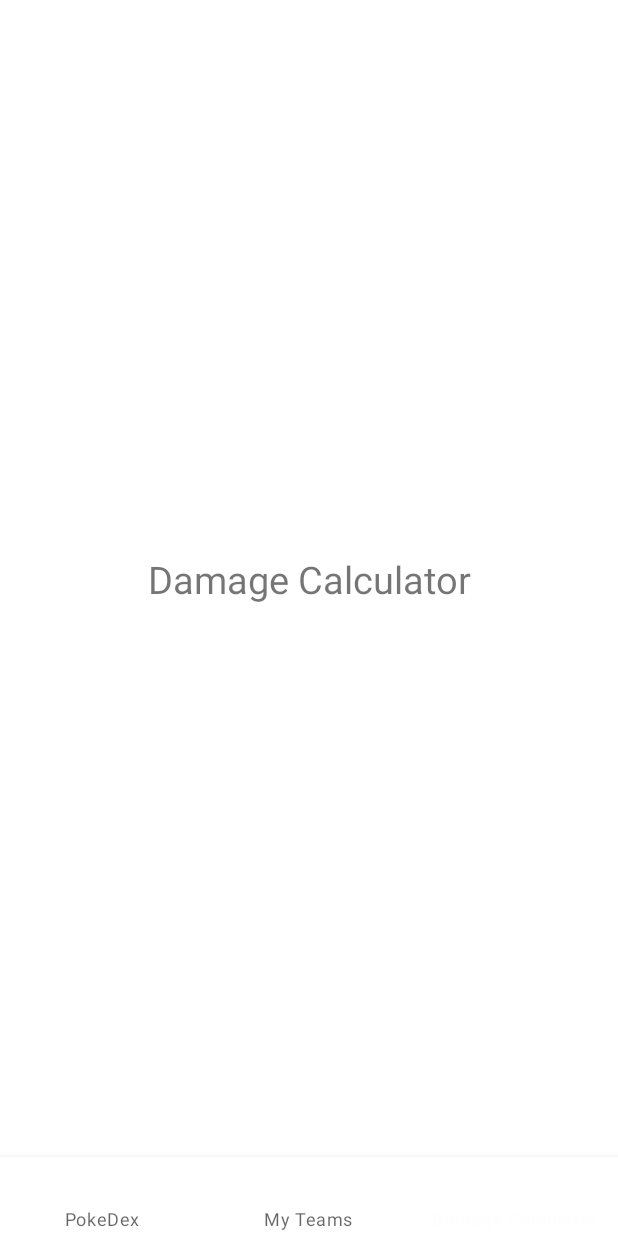
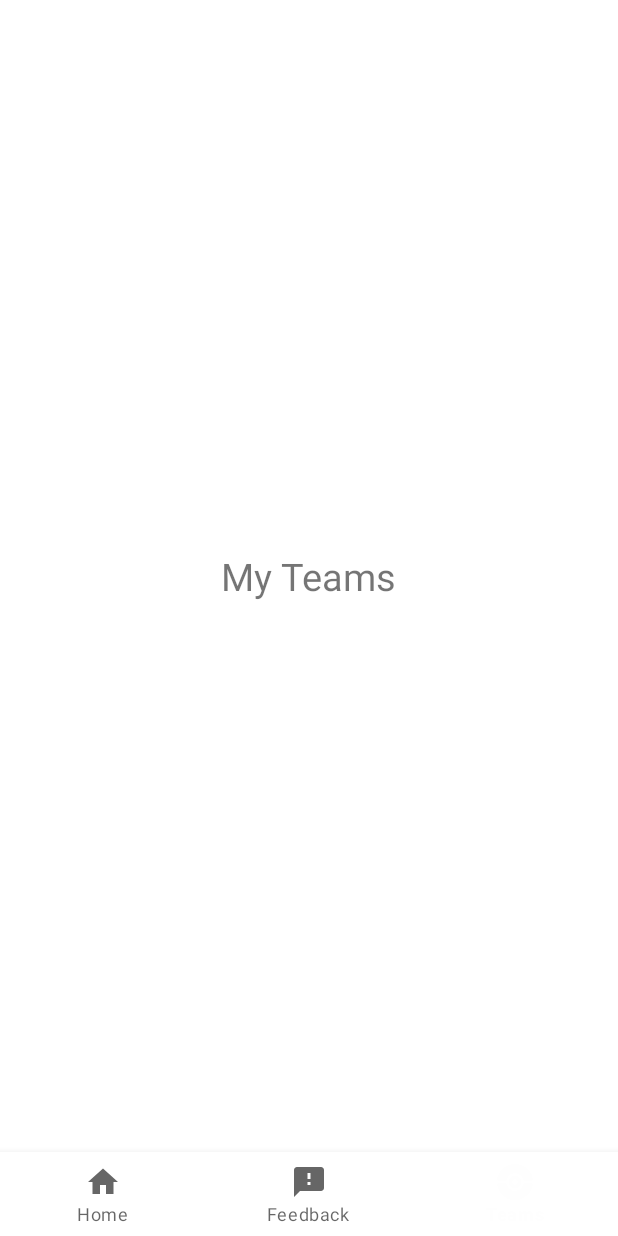
Before and after one commit to liang799/Pokemon-Teams-Java, an Android app: the screen it shows after launch (MainActivity), item 3 of the bottom bar chosen, on a phone screen of 412 x 824 dp. Run offline under Robolectric (Android 15) with nearby library versions, the phone set to English and light mode, and no system bars; our stand-ins replace navigation-ui.

Commit message:
Bottom navigation bar works

```diff
--- a/app/build.gradle
+++ b/app/build.gradle
@@ -31,6 +31,8 @@ dependencies {
 
     implementation 'androidx.appcompat:appcompat:1.4.1'
     implementation 'com.google.android.material:material:1.5.0'
+    implementation 'androidx.navigation:navigation-fragment:2.4.1'
+    implementation 'androidx.navigation:navigation-ui:2.4.1'
     testImplementation 'junit:junit:4.13.2'
     androidTestImplementation 'androidx.test.ext:junit:1.1.3'
     androidTestImplementation 'androidx.test.espresso:espresso-core:3.4.0'
--- a/app/src/main/java/com/sp/poketeams/MainActivity.java
+++ b/app/src/main/java/com/sp/poketeams/MainActivity.java
@@ -1,47 +1,51 @@
 package com.sp.poketeams;
+
+import static androidx.navigation.ui.NavigationUI.setupActionBarWithNavController;
 
 import android.os.Bundle;
 import android.view.MenuItem;
 
-import androidx.annotation.NonNull;
 import androidx.appcompat.app.AppCompatActivity;
-import androidx.fragment.app.Fragment;
+import androidx.appcompat.widget.Toolbar;
+import androidx.navigation.NavController;
+import androidx.navigation.Navigation;
+import androidx.navigation.ui.AppBarConfiguration;
+import androidx.navigation.ui.NavigationUI;
 
 import com.google.android.material.bottomnavigation.BottomNavigationView;
 
 public class MainActivity extends AppCompatActivity {
+    private AppBarConfiguration appBarConfiguration;
 
     @Override
     protected void onCreate(Bundle savedInstanceState) {
         super.onCreate(savedInstanceState);
         setContentView(R.layout.activity_main);
 
-        BottomNavigationView bottomNav = findViewById(R.id.botttom_navigation);
-        bottomNav.setOnNavigationItemSelectedListener(navlistener);
+        /* ---- Binding Views ---- */
+        Toolbar toolbar = findViewById(R.id.toolbar);
+        BottomNavigationView bottomNavigationView = findViewById(R.id.bottomNavigationView);
+        NavController navController = Navigation.findNavController(this, R.id.fragment_container);
 
-        getSupportFragmentManager().beginTransaction().replace(R.id.fragment_container,new PokedexFragment()).commit();
+        /* ---- Navigation using NavGraph ---- */
+        appBarConfiguration =
+                new AppBarConfiguration.Builder(navController.getGraph()).build();
+        setSupportActionBar(toolbar);
+        setupActionBarWithNavController(this, navController, appBarConfiguration);
+        NavigationUI.setupWithNavController(bottomNavigationView, navController);
     }
 
-    private BottomNavigationView.OnNavigationItemSelectedListener navlistener =
-            new BottomNavigationView.OnNavigationItemSelectedListener() {
-                @Override
-                public boolean onNavigationItemSelected(@NonNull MenuItem item) {
-                    Fragment selectedFragment = null;
+    @Override
+    public boolean onSupportNavigateUp() {
+        NavController navController = Navigation.findNavController(this, R.id.fragment_container);
+        return NavigationUI.navigateUp(navController, appBarConfiguration)
+                || super.onSupportNavigateUp();
+    }
 
-                    switch (item.getItemId()){
-                        case R.id.nav_Pokedex:
-                            selectedFragment = new PokedexFragment();
-                            break;
-                        case R.id.nav_MyTeam:
-                            selectedFragment = new MyTeamFragment();
-                            break;
-                        case R.id.nav_DamageCalc:
-                            selectedFragment = new DamageCalcFragment();
-                            break;
-                    }
-                    getSupportFragmentManager().beginTransaction().replace(R.id.fragment_container,selectedFragment).commit();
-
-                    return true;
-                }
-            };
+    @Override
+    public boolean onOptionsItemSelected(MenuItem item) {
+        NavController navController = Navigation.findNavController(this, R.id.fragment_container);
+        return NavigationUI.onNavDestinationSelected(item, navController)
+                || super.onOptionsItemSelected(item);
+    }
 }
--- /dev/null
+++ b/app/src/main/res/drawable/ic_baseline_feedback_24.xml
@@ -0,0 +1,10 @@
+<vector xmlns:android="http://schemas.android.com/apk/res/android"
+    android:width="24dp"
+    android:height="24dp"
+    android:viewportWidth="24"
+    android:viewportHeight="24"
+    android:tint="?attr/colorControlNormal">
+  <path
+      android:fillColor="@android:color/white"
+      android:pathData="M20,2L4,2c-1.1,0 -1.99,0.9 -1.99,2L2,22l4,-4h14c1.1,0 2,-0.9 2,-2L22,4c0,-1.1 -0.9,-2 -2,-2zM13,14h-2v-2h2v2zM13,10h-2L11,6h2v4z"/>
+</vector>
--- /dev/null
+++ b/app/src/main/res/drawable/ic_baseline_home_24.xml
@@ -0,0 +1,10 @@
+<vector xmlns:android="http://schemas.android.com/apk/res/android"
+    android:width="24dp"
+    android:height="24dp"
+    android:viewportWidth="24"
+    android:viewportHeight="24"
+    android:tint="?attr/colorControlNormal">
+  <path
+      android:fillColor="@android:color/white"
+      android:pathData="M10,20v-6h4v6h5v-8h3L12,3 2,12h3v8z"/>
+</vector>
--- /dev/null
+++ b/app/src/main/res/drawable/ic_pokeball.xml
@@ -0,0 +1,15 @@
+<vector xmlns:android="http://schemas.android.com/apk/res/android"
+    android:width="24dp"
+    android:height="24.075dp"
+    android:viewportWidth="24"
+    android:viewportHeight="24.075">
+  <path
+      android:fillColor="#FF000000"
+      android:pathData="M11.048,0.059a12.07,12.07 0,0 0,-7.324 3.19,10.753 10.753,0 0,0 -1.815,2.111 11.356,11.356 0,0 0,-1.874 5.2L0,11.072h6.307l0.071,-0.363a5.659,5.659 0,0 1,4.944 -4.54,5.852 5.852,0 0,1 4.516,1.413 5.506,5.506 0,0 1,1.731 2.971l0.1,0.49 3.165,0.017c2.737,0.012 3.159,0 3.159,-0.069 0,-0.046 -0.042,-0.392 -0.089,-0.767a11.67,11.67 0,0 0,-6.723 -9.046,12.4 12.4,0 0,0 -2.933,-0.946 18.586,18.586 0,0 0,-2.392 -0.231C11.774,0.007 11.411,0.03 11.048,0.059Z"/>
+  <path
+      android:fillColor="#FF000000"
+      android:pathData="M11.411,7.803a4.4,4.4 0,0 0,-3.571 3.173,5.538 5.538,0 0,0 0,2.135 4.349,4.349 0,0 0,2.261 2.769,3.7 3.7,0 0,0 1.932,0.427 3,3 0,0 0,1.24 -0.179,4.028 4.028,0 0,0 1.759,-1.108 3.269,3.269 0,0 0,0.767 -1.044,3.6 3.6,0 0,0 0.427,-2.106 3.619,3.619 0,0 0,-0.762 -2.307A4.323,4.323 0,0 0,11.411 7.803ZM12.496,10.261a1.926,1.926 0,0 1,1.327 1.448,1.878 1.878,0 0,1 -1.027,2.019 1.446,1.446 0,0 1,-0.819 0.161,1.418 1.418,0 0,1 -0.75,-0.138 1.816,1.816 0,0 1,-0.865 -0.819,1.826 1.826,0 0,1 0.248,-2.111A1.772,1.772 0,0 1,12.496 10.26Z"/>
+  <path
+      android:fillColor="#FF000000"
+      android:pathData="M0.036,13.545a11.687,11.687 0,0 0,2.582 6.161A16.935,16.935 0,0 0,4.48 21.512a12.273,12.273 0,0 0,12.88 1.327,11.235 11.235,0 0,0 3.123,-2.2 11.48,11.48 0,0 0,3.48 -7.205L24,13.072L17.652,13.072l-0.077,0.415a5.681,5.681 0,0 1,-3.451 4.079,4.915 4.915,0 0,1 -2.148,0.375 4.509,4.509 0,0 1,-1.368 -0.133,5.659 5.659,0 0,1 -4.248,-4.523l-0.042,-0.213L0,13.072Z"/>
+</vector>
--- a/app/src/main/res/layout/activity_main.xml
+++ b/app/src/main/res/layout/activity_main.xml
@@ -1,25 +1,42 @@
 <?xml version="1.0" encoding="utf-8"?>
-<RelativeLayout xmlns:android="http://schemas.android.com/apk/res/android"
+<androidx.constraintlayout.widget.ConstraintLayout xmlns:android="http://schemas.android.com/apk/res/android"
     xmlns:app="http://schemas.android.com/apk/res-auto"
     xmlns:tools="http://schemas.android.com/tools"
     android:layout_width="match_parent"
     android:layout_height="match_parent"
-    tools:context=".MainActivity">
+    tools:context=".MainActivity" >
 
-    <FrameLayout
+    <androidx.appcompat.widget.Toolbar
+        android:id="@+id/toolbar"
+        android:layout_width="match_parent"
+        android:layout_height="wrap_content"
+        android:background="?attr/colorPrimary"
+        android:minHeight="?attr/actionBarSize"
+        android:theme="?attr/actionBarTheme"
+        android:visibility="gone"
+        app:layout_constraintEnd_toEndOf="parent"
+        app:layout_constraintStart_toStartOf="parent"
+        app:layout_constraintTop_toTopOf="parent" />
+
+    <fragment
         android:id="@+id/fragment_container"
-        android:layout_width="match_parent"
-        android:layout_height="match_parent"
-        android:layout_above="@+id/botttom_navigation" />
+        android:name="androidx.navigation.fragment.NavHostFragment"
+        android:layout_width="0dp"
+        android:layout_height="0dp"
+        app:defaultNavHost="true"
+        app:layout_constraintBottom_toTopOf="@+id/bottomNavigationView"
+        app:layout_constraintEnd_toEndOf="parent"
+        app:layout_constraintStart_toStartOf="parent"
+        app:layout_constraintTop_toBottomOf="@+id/toolbar"
+        app:navGraph="@navigation/nav" />
 
     <com.google.android.material.bottomnavigation.BottomNavigationView
-        android:layout_width="match_parent"
+        android:id="@+id/bottomNavigationView"
+        android:layout_width="0dp"
         android:layout_height="wrap_content"
-        android:layout_alignParentBottom="true"
-        android:layout_marginBottom="-3dp"
-        app:menu="@menu/bottom_nav_menu"
-        android:background="?android:attr/windowBackground"
-        android:id="@+id/botttom_navigation"/>
+        app:layout_constraintBottom_toBottomOf="parent"
+        app:layout_constraintEnd_toEndOf="parent"
+        app:layout_constraintStart_toStartOf="parent"
+        app:menu="@menu/bottom_nav_menu" />
 
-
-</RelativeLayout>
+</androidx.constraintlayout.widget.ConstraintLayout>
--- a/app/src/main/res/menu/bottom_nav_menu.xml
+++ b/app/src/main/res/menu/bottom_nav_menu.xml
@@ -2,15 +2,16 @@
 <menu xmlns:android="http://schemas.android.com/apk/res/android">
 
     <item
-        android:id="@+id/nav_Pokedex"
-        android:title="PokeDex" />
-
+        android:id="@+id/nav_Home"
+        android:icon="@drawable/ic_baseline_home_24"
+        android:title="Home" />
     <item
-        android:id="@+id/nav_MyTeam"
-        android:title="My Teams" />
-
+        android:id="@+id/nav_Calc"
+        android:icon="@drawable/ic_baseline_feedback_24"
+        android:title="Feedback" />
     <item
-        android:id="@+id/nav_DamageCalc"
-        android:title="Damage Calculator" />
+        android:id="@+id/nav_Team"
+        android:icon="@drawable/ic_pokeball"
+        android:title="Teams" />
 
 </menu>
--- /dev/null
+++ b/app/src/main/res/navigation/nav.xml
@@ -0,0 +1,26 @@
+<?xml version="1.0" encoding="utf-8"?>
+<navigation xmlns:android="http://schemas.android.com/apk/res/android"
+    xmlns:app="http://schemas.android.com/apk/res-auto"
+    android:id="@+id/nav"
+    app:startDestination="@id/nav_Home">
+
+    <fragment
+        android:id="@+id/nav_Home"
+        android:name="com.sp.poketeams.PokedexFragment"
+        android:label="PokedexFragment" >
+        <action
+            android:id="@+id/action_pokedexFragment_to_myTeamFragment"
+            app:destination="@id/nav_Team" />
+        <action
+            android:id="@+id/action_pokedexFragment_to_damageCalcFragment"
+            app:destination="@id/nav_Calc" />
+    </fragment>
+    <fragment
+        android:id="@+id/nav_Team"
+        android:name="com.sp.poketeams.MyTeamFragment"
+        android:label="MyTeamFragment" />
+    <fragment
+        android:id="@+id/nav_Calc"
+        android:name="com.sp.poketeams.DamageCalcFragment"
+        android:label="DamageCalcFragment" />
+</navigation>
```
